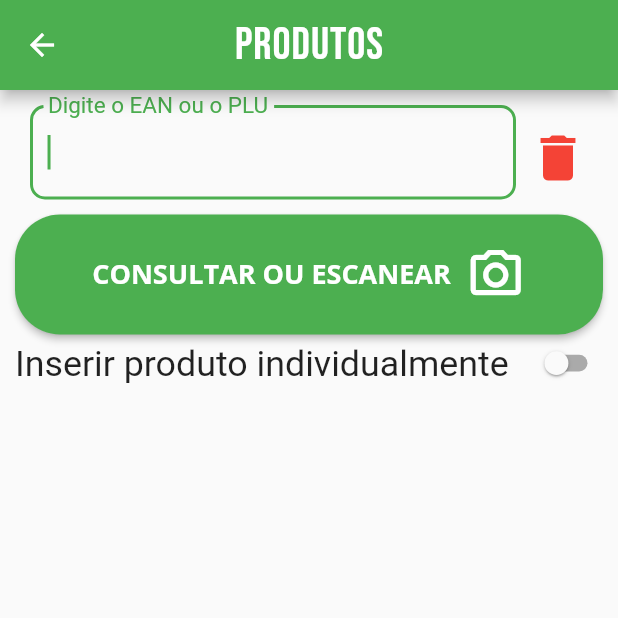
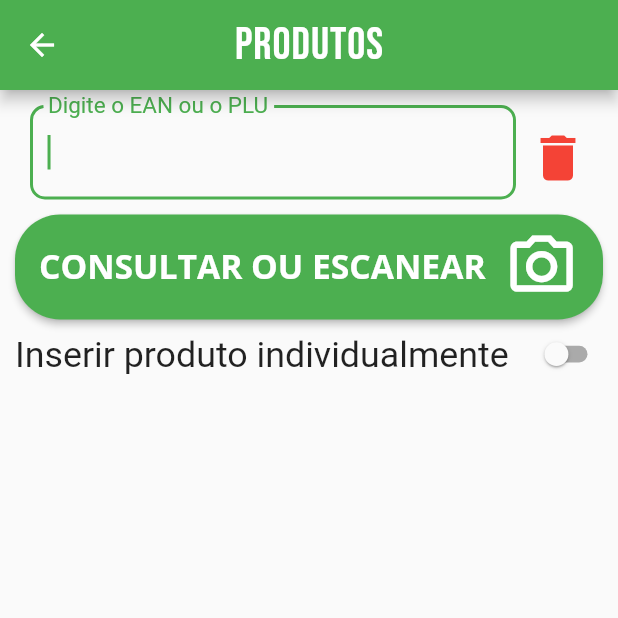
Before and after one commit to mattheussoares98/celta_inventario, a Flutter app: the ProductPage screen opened directly with empty values, on a phone screen of 412 x 824 dp, the top half of it. Run offline on Flutter 3.47's test engine with Material 2 defaults, Android fonts, the phone set to English and light mode, and no system bars; our stand-ins replace date_format, shared_preferences; missing offline and left inert: flutter_barcode_scanner, xml2json; accounts and stored records are empty.

```diff
--- a/lib/controller/productPage/add_quantity_controller.dart
+++ b/lib/controller/productPage/add_quantity_controller.dart
@@ -14,7 +14,7 @@ class AddQuantityController {
         quantity, //coloquei como dynamic porque pode ser um controller ou somente o valor direto, como no caso de quando está inserindo os produtos individualmente que precisa inserir direto a quantidade "1"
     required bool isSubtract,
     required Function(String) showErrorMessage,
-    void Function()? alterFocusToQuantity,
+    void Function()? alterFocusToConsultedProduct,
   }) async {
     QuantityProvider quantityProvider = Provider.of(context, listen: false);
     ProductProvider productProvider = Provider.of(context, listen: false);
@@ -35,7 +35,7 @@ class AddQuantityController {
     }
     if (quantityProvider.quantityError != '') {
       showErrorMessage(quantityProvider.quantityError);
-
+      alterFocusToConsultedProduct!();
       return;
     }
 
@@ -68,7 +68,7 @@ class AddQuantityController {
     quantity.clear();
 
     if (!isIndividual) {
-      alterFocusToQuantity!();
+      alterFocusToConsultedProduct!();
     }
   }
 }
--- a/lib/pages/product_page.dart
+++ b/lib/pages/product_page.dart
@@ -82,8 +82,6 @@ class _ProductPageState extends State<ProductPage> {
     });
   }
 
-  String lastQuantityAdded = '';
-
   @override
   Widget build(BuildContext context) {
     final countings = ModalRoute.of(context)!.settings.arguments as Countings;
@@ -91,7 +89,7 @@ class _ProductPageState extends State<ProductPage> {
     QuantityProvider quantityProvider = Provider.of(context, listen: true);
     final AddQuantityController addQuantityController = AddQuantityController();
 
-    Future<void> consultProduct() async {
+    Future<void> consultAndAddProduct() async {
       setState(() {
         isLoadingEanOrPlu = true;
         quantityProvider.lastQuantityAdded = '';
@@ -142,16 +140,16 @@ class _ProductPageState extends State<ProductPage> {
 
     return Scaffold(
       appBar: AppBar(
-        leading: IconButton(
-          onPressed: () {
-            Navigator.pop(context);
-            if (quantityProvider.isLoadingQuantity) {
-              return;
-            }
-            productProvider.clearProducts();
-          },
-          icon: Icon(Icons.arrow_back),
-        ),
+        // leading: IconButton(
+        //   onPressed: () {
+        //     Navigator.pop(context);
+        //     if (quantityProvider.isLoadingQuantity) {
+        //       return;
+        //     }
+        //     productProvider.clearProducts();
+        //   },
+        //   icon: Icon(Icons.arrow_back),
+        // ),
         title: const Text(
           'Produtos',
         ),
@@ -172,7 +170,11 @@ class _ProductPageState extends State<ProductPage> {
                       child: Form(
                         key: _formKey,
                         child: TextFormField(
-                          onFieldSubmitted: (value) {},
+                          onFieldSubmitted: (value) async {
+                            await consultAndAddProduct();
+                            alterFocusToConsultProduct();
+                            _consultProductController.clear();
+                          },
                           focusNode: _consultProductFocusNode,
                           enabled: isLoadingEanOrPlu ||
                                   quantityProvider.isLoadingQuantity
@@ -249,18 +251,16 @@ class _ProductPageState extends State<ProductPage> {
                       child: ElevatedButton(
                         child: isLoadingEanOrPlu ||
                                 quantityProvider.isLoadingQuantity
-                            ? Padding(
-                                padding: const EdgeInsets.all(8.0),
+                            ? Container(
+                                height: 70,
                                 child: FittedBox(
-                                  child: Padding(
-                                    padding: const EdgeInsets.all(8.0),
                                   child: Row(
                                     children: [
                                       SizedBox(width: 50),
                                       Text(
                                         quantityProvider.isLoadingQuantity
-                                              ? 'AGUARDE...'
-                                              : 'CONSULTANDO...',
+                                            ? 'ADICIONANDO QUANTIDADE...'
+                                            : 'CONSULTANDO O PRODUTO...',
                                         style: TextStyle(
                                           color: Colors.black,
                                           fontWeight: FontWeight.bold,
@@ -268,26 +268,26 @@ class _ProductPageState extends State<ProductPage> {
                                           fontSize: 100,
                                         ),
                                       ),
-                                        SizedBox(width: 20),
-                                        SizedBox(
-                                          height: 70,
-                                          width: 70,
+                                      SizedBox(width: 30),
+                                      Padding(
+                                        padding: const EdgeInsets.symmetric(
+                                            vertical: 70),
+                                        child: Container(
+                                          height: 100,
+                                          width: 100,
                                           child: CircularProgressIndicator(
                                             color: Colors.black,
+                                          ),
                                         ),
                                       ),
                                       SizedBox(width: 50),
                                     ],
                                   ),
                                 ),
-                                ),
                               )
-                            : Padding(
-                                padding:
-                                    const EdgeInsets.symmetric(vertical: 10),
+                            : Container(
+                                height: 70,
                                 child: FittedBox(
-                                  child: Container(
-                                    height: 60,
                                   child: Row(
                                     children: [
                                       Text(
@@ -321,7 +321,6 @@ class _ProductPageState extends State<ProductPage> {
                                   ),
                                 ),
                               ),
-                              ),
                         onPressed: isLoadingEanOrPlu ||
                                 quantityProvider.isLoadingQuantity
                             ? null
@@ -332,11 +331,14 @@ class _ProductPageState extends State<ProductPage> {
                                   } catch (e) {
                                     e;
                                   } finally {
-                                    if (_consultProductController.text
-                                        .isNotEmpty) await consultProduct();
+                                    //se ler algum código, vai consultar o produto
+                                    if (_consultProductController
+                                        .text.isNotEmpty) {
+                                      await consultAndAddProduct();
+                                    }
                                   }
                                 } else {
-                                  await consultProduct();
+                                  await consultAndAddProduct();
                                 }
 
                                 if (productProvider.products.isNotEmpty &&
@@ -351,7 +353,7 @@ class _ProductPageState extends State<ProductPage> {
                 ),
               ),
               Padding(
-                padding: const EdgeInsets.symmetric(horizontal: 10),
+                padding: const EdgeInsets.only(left: 10, right: 10, top: 4),
                 child: FittedBox(
                   child: Row(
                     mainAxisAlignment: MainAxisAlignment.center,
@@ -372,6 +374,9 @@ class _ProductPageState extends State<ProductPage> {
                                   setState(() {
                                     isIndividual = value;
                                   });
+                                  if (isIndividual) {
+                                    alterFocusToConsultProduct();
+                                  }
                                 }),
                     ],
                   ),
@@ -384,7 +389,6 @@ class _ProductPageState extends State<ProductPage> {
                   isIndividual: isIndividual,
                   countingCode: countings.codigoInternoInvCont,
                   productPackingCode: countings.numeroContagemInvCont,
-                  lastQuantityAdded: lastQuantityAdded,
                   consultedProductFocusNode: _consultedProductFocusNode,
                 ),
             ],
```
Also changed, not shown: lib/components/product/confirm_quantity_button.dart (+4 -3 lines), lib/components/product/consulted_product.dart (+36 -26 lines). Lines whose indentation alone changed are shown as unchanged.
